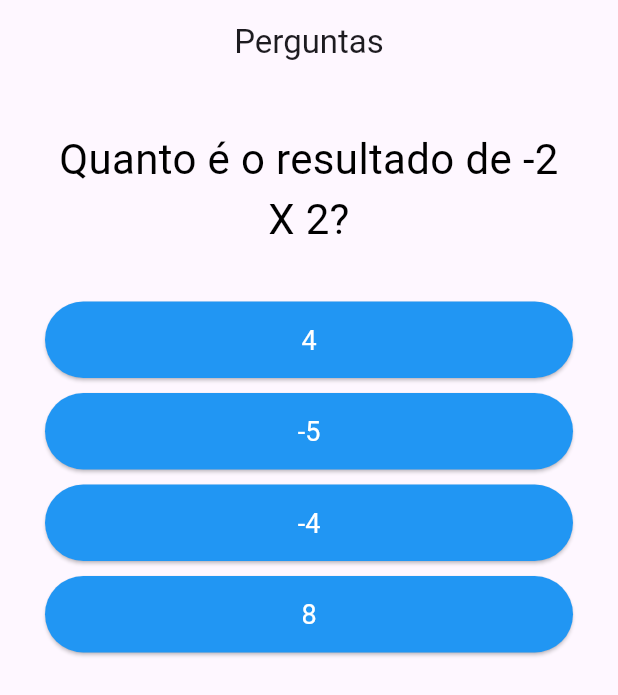
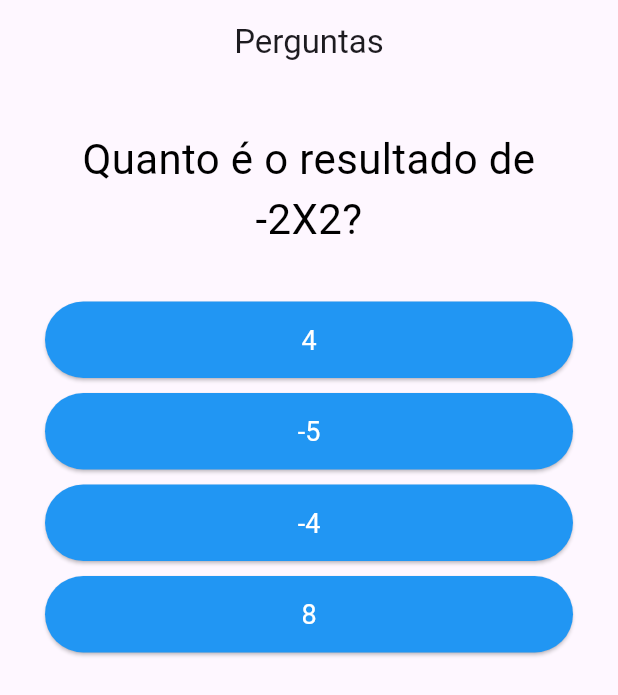
Before and after one commit to Daniel022de/QuestionsApp, a Flutter app: the screen it shows after launch, after a tap on "Paris", after a tap on "Isaac Newton", after a tap on "Marte", on a phone screen of 412 x 824 dp. Shown: the top 695 px of the screen. Run offline on Flutter 3.47's test engine with Material 3 defaults, Android fonts, the phone set to English and light mode, and no system bars.

Commit message:
fix: adjust space

```diff
--- a/lib/main.dart
+++ b/lib/main.dart
@@ -40,7 +40,7 @@ class _QuestionAppState extends State<QuestionApp> {
       ]
     },
     {
-      'texto': 'Quanto é o resultado de -2 X 2?',
+      'texto': 'Quanto é o resultado de -2X2?',
       'respostas': [
         {'texto': '4', 'correta': false},
         {'texto': '-5', 'correta': false},
```
